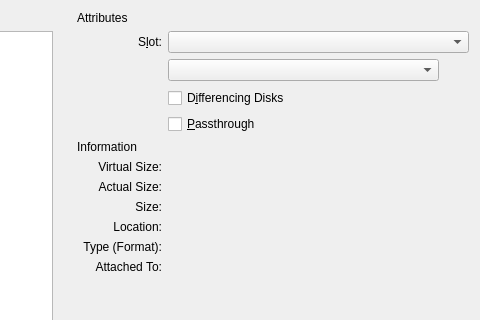
Old version of the form vbox/src/VBox/Frontends/VirtualBox/src/settings/vm/VBoxVMSettingsHD.ui in the repository jljuxgm/vboxgit; both pictures show x 320 to 800 and y 0 to 320 of the 800 by 700 pixel window.
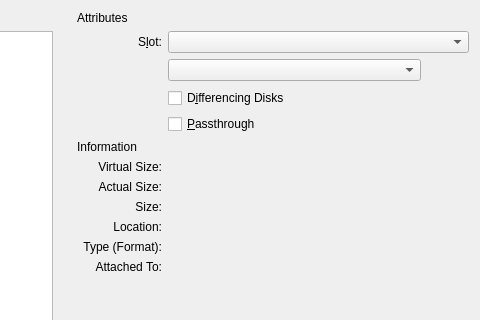
New version of the form. The open tabs and pages were chosen to show the change. Custom widgets are drawn as their Qt base class.

```diff
--- a/vbox/src/VBox/Frontends/VirtualBox/src/settings/vm/VBoxVMSettingsHD.ui
+++ b/vbox/src/VBox/Frontends/VirtualBox/src/settings/vm/VBoxVMSettingsHD.ui
@@ -247,7 +247,7 @@
         <property name="bottomMargin" >
          <number>0</number>
         </property>
-        <item row="0" column="0" colspan="4" >
+        <item row="0" column="0" colspan="3" >
          <widget class="QILabelSeparator" native="1" name="mLsAttributes" >
           <property name="text" >
            <string>Attributes</string>
@@ -267,7 +267,7 @@
           </property>
          </widget>
         </item>
-        <item row="1" column="2" colspan="2" >
+        <item row="1" column="2" >
          <widget class="QComboBox" name="mCbSlot" >
           <property name="whatsThis" >
            <string>Selects the slot on the storage controller used by this attachment. The available slots depend on the type of the controller and other attachments on it.</string>
@@ -291,6 +291,24 @@
          </widget>
         </item>
         <item row="2" column="2" >
+         <widget class="QWidget" name="mWtContainer" >
+          <layout class="QHBoxLayout" name="mLtContainer" >
+           <property name="leftMargin" >
+            <number>0</number>
+           </property>
+           <property name="topMargin" >
+            <number>0</number>
+            </property>
+           <property name="rightMargin" >
+            <number>0</number>
+           </property>
+           <property name="bottomMargin" >
+            <number>0</number>
+           </property>
+           <property name="spacing" >
+            <number>0</number>
+           </property>
+           <item>
          <widget class="VBoxMediaComboBox" native="1" name="mCbVdi" >
           <property name="whatsThis" >
            <string>Selects the virtual disk image or the host drive used by this attachment.</string>
@@ -303,13 +321,23 @@
           </property>
          </widget>
         </item>
-        <item row="2" column="3" >
-         <widget class="QIToolButton" name="mTbVmm" >
+           <item>
+            <widget class="QIToolButton" name="mTbOpen" >
+             <property name="text" >
+              <string/>
+             </property>
+             <property name="autoRaise" >
+              <bool>true</bool>
+             </property>
+            </widget>
+           </item>
+           <item>
+            <widget class="QIToolButton" name="mTbNew" >
           <property name="whatsThis" >
-           <string>Opens the Virtual Media Manager to select a virtual image for this attachment.</string>
+              <string>Create hard disk image file using New Hard Disk wizard.</string>
           </property>
           <property name="toolTip" >
-           <string>Open Virtual Media Manager</string>
+              <string>Create hard disk image file</string>
           </property>
           <property name="text" >
            <string/>
@@ -319,7 +347,10 @@
           </property>
          </widget>
         </item>
-        <item row="3" column="2" colspan="2" >
+          </layout>
+         </widget>
+        </item>
+        <item row="3" column="2" >
          <widget class="QCheckBox" name="mCbShowDiffs">
           <property name="sizePolicy" >
            <sizepolicy vsizetype="Fixed" hsizetype="MinimumExpanding" >
@@ -335,7 +366,7 @@
           </property>
          </widget>
         </item>
-        <item row="4" column="2" colspan="2" >
+        <item row="4" column="2" >
          <widget class="QCheckBox" name="mCbPassthrough" >
           <property name="sizePolicy" >
            <sizepolicy vsizetype="Fixed" hsizetype="MinimumExpanding" >
@@ -351,7 +382,7 @@
           </property>
          </widget>
         </item>
-        <item row="5" column="0" colspan="4" >
+        <item row="5" column="0" colspan="3" >
          <widget class="QILabelSeparator" native="1" name="mLsInformation" >
           <property name="text" >
            <string>Information</string>
@@ -368,7 +399,7 @@
           </property>
          </widget>
         </item>
-        <item row="6" column="2" colspan="2" >
+        <item row="6" column="2" >
          <widget class="QILabel" name="mLbHDVirtualSizeValue" >
           <property name="sizePolicy" >
            <sizepolicy vsizetype="Preferred" hsizetype="Ignored" >
@@ -388,7 +419,7 @@
           </property>
          </widget>
         </item>
-        <item row="7" column="2" colspan="2" >
+        <item row="7" column="2" >
          <widget class="QILabel" name="mLbHDActualSizeValue" >
           <property name="sizePolicy" >
            <sizepolicy vsizetype="Preferred" hsizetype="Ignored" >
@@ -408,7 +439,7 @@
           </property>
          </widget>
         </item>
-        <item row="8" column="2" colspan="2" >
+        <item row="8" column="2" >
          <widget class="QILabel" name="mLbSizeValue" >
           <property name="sizePolicy" >
            <sizepolicy vsizetype="Preferred" hsizetype="Ignored" >
@@ -428,7 +459,7 @@
           </property>
          </widget>
         </item>
-        <item row="9" column="2" colspan="2" >
+        <item row="9" column="2" >
          <widget class="QILabel" name="mLbLocationValue" >
           <property name="sizePolicy" >
            <sizepolicy vsizetype="Preferred" hsizetype="Ignored" >
@@ -448,7 +479,7 @@
           </property>
          </widget>
         </item>
-        <item row="10" column="2" colspan="2" >
+        <item row="10" column="2" >
          <widget class="QILabel" name="mLbHDFormatValue" >
           <property name="sizePolicy" >
            <sizepolicy vsizetype="Preferred" hsizetype="Ignored" >
@@ -468,7 +499,7 @@
           </property>
          </widget>
         </item>
-        <item row="11" column="2" colspan="2" >
+        <item row="11" column="2" >
          <widget class="QILabel" name="mLbUsageValue" >
           <property name="sizePolicy" >
            <sizepolicy vsizetype="Preferred" hsizetype="Ignored" >
@@ -478,7 +509,7 @@
           </property>
          </widget>
         </item>
-        <item row="12" column="0" colspan="4" >
+        <item row="12" column="0" colspan="3" >
          <spacer name="mSp6" >
           <property name="orientation" >
            <enum>Qt::Vertical</enum>
```
Lines whose indentation alone changed are shown as unchanged.
